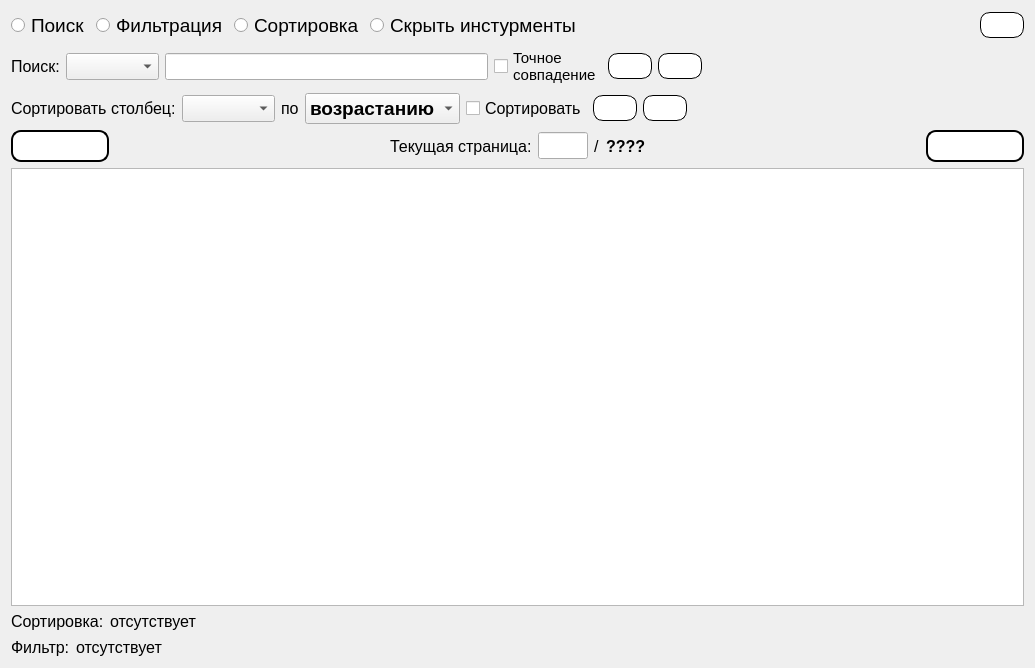
MyEdit/Casino_Client, file Gui/TabWidgets/Admin/payments.ui: the form before one commit.
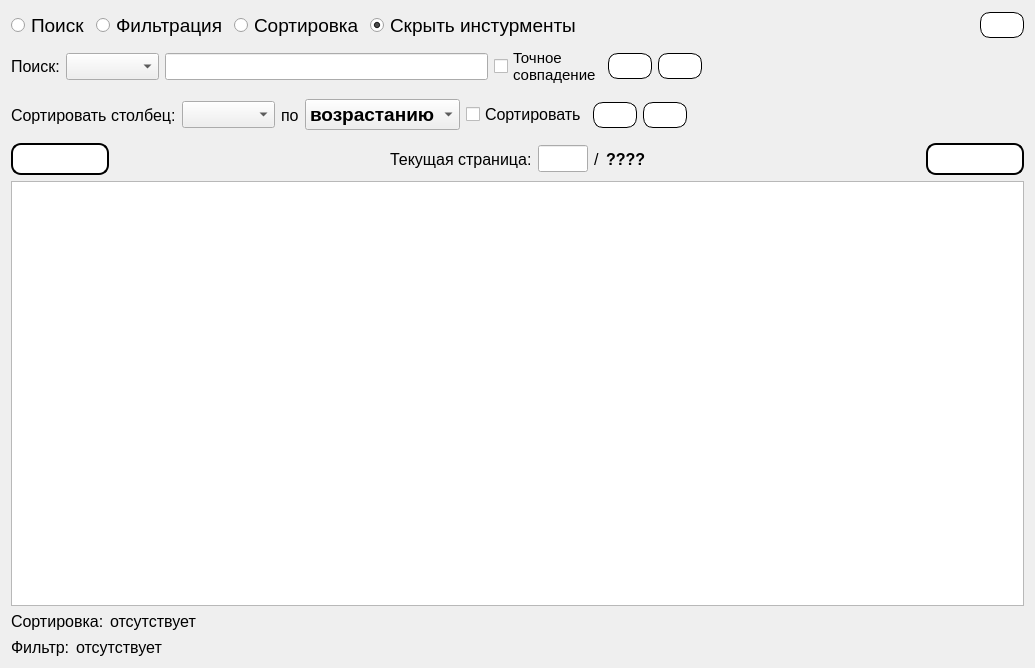
The form after the commit. Icons and pictures are not drawn.

Patch:
```diff
--- a/Gui/TabWidgets/Admin/payments.ui
+++ b/Gui/TabWidgets/Admin/payments.ui
@@ -66,6 +66,9 @@
        <property name="text">
         <string>Скрыть инстурменты</string>
        </property>
+       <property name="checked">
+        <bool>true</bool>
+       </property>
       </widget>
      </item>
      <item>
@@ -258,6 +261,12 @@
     <layout class="QHBoxLayout" name="horizontalLayout_8">
      <item>
       <widget class="QLabel" name="label_3">
+       <property name="minimumSize">
+        <size>
+         <width>0</width>
+         <height>44</height>
+        </size>
+       </property>
        <property name="font">
         <font>
          <family>Segoe UI</family>
```
Left out of the diff: 21 changed lines with no effect on the pictures.
